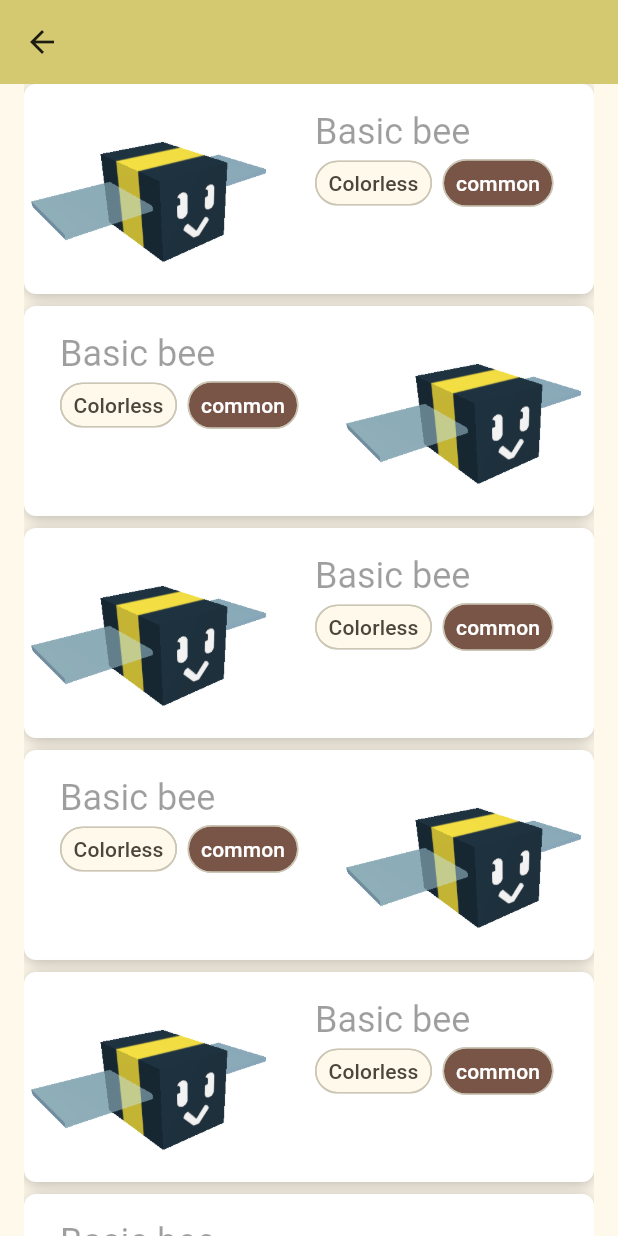
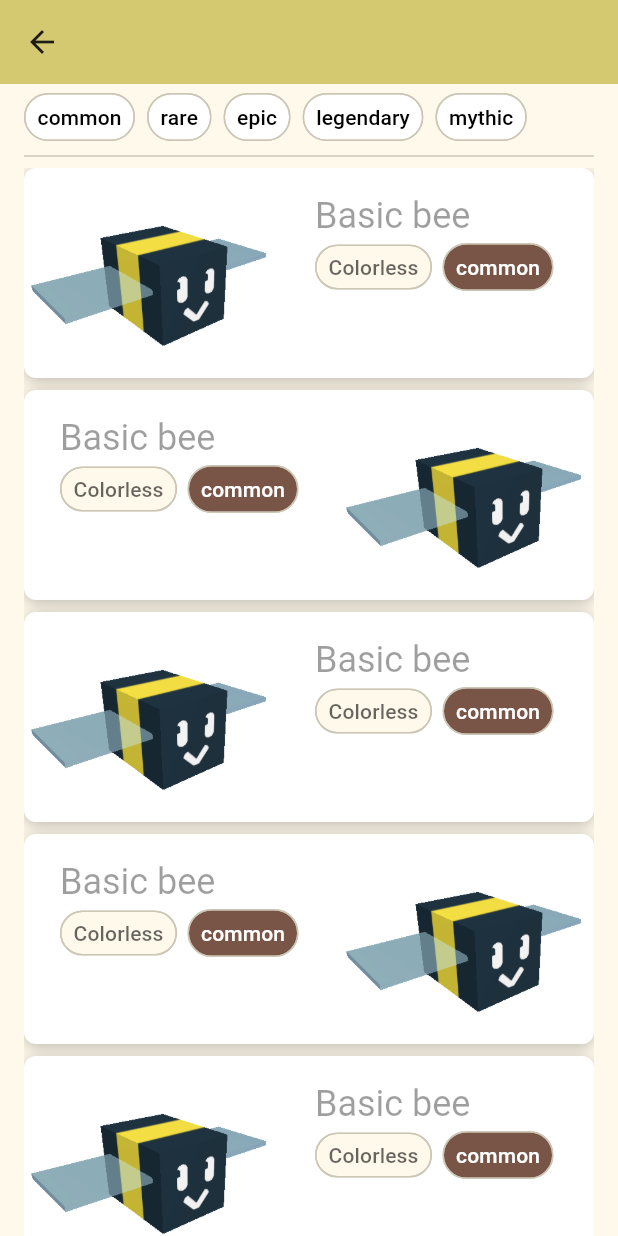
Before and after one commit to ImACoose/bee_sim_pocket, a Flutter app: the BeeScreen screen opened directly, on a phone screen of 412 x 824 dp. Run offline on Flutter 3.47's test engine with Material 3 defaults, Android fonts, the phone set to English and light mode, and no system bars; our stand-ins replace freezed_annotation.

Commit message:
added some filters

```diff
--- a/lib/features/bees/screens/bees_home_screen.dart
+++ b/lib/features/bees/screens/bees_home_screen.dart
@@ -20,6 +20,25 @@ class BeeScreen extends StatelessWidget {
       body: Center(
           child: Padding(
         padding: EdgeInsets.symmetric(horizontal: 16.0),
+        child: Column(
+          children: [
+            SizedBox(
+                height: 40,
+                child: Row(
+                    crossAxisAlignment: CrossAxisAlignment.end,
+                    children: Rarity.values
+                        .map((rarity) => Row(children: [
+                              InfoChip(
+                                  label: rarity.name,
+                                  backgroundColor: Colors.white,
+                                  textColor: Colors.black),
+                              SizedBox(
+                                width: 8.0,
+                              )
+                            ]))
+                        .toList())),
+            Divider(),
+            Flexible(
               child: ListView.builder(
                 itemCount: 10,
                 itemBuilder: (context, index) => Column(
@@ -32,6 +51,9 @@ class BeeScreen extends StatelessWidget {
                     ),
                   ],
                 ),
+              ),
+            ),
+          ],
         ),
       )),
     );
@@ -100,18 +122,20 @@ class BeeRow extends StatelessWidget {
                       ),
                       Row(
                         children: [
-                          ClipRRect(
-                            child: ChoiceChip(
+                          ChoiceChip(
                               visualDensity: VisualDensity(
                                   vertical: VisualDensity.minimumDensity,
                                   horizontal: VisualDensity.minimumDensity),
                               shape: RoundedRectangleBorder(
                                   borderRadius: BorderRadius.circular(20)),
                               onSelected: (val) {},
+                              backgroundColor:
+                                  Theme.of(context).chipTheme.backgroundColor,
                               labelPadding: EdgeInsets.zero,
-                                label: Text('Colorless'),
+                              label: Text('Colorless',
+                                  style: TextStyle(
+                                      color: Theme.of(context).hintColor)),
                               selected: false),
-                          ),
                           SizedBox(
                             width: 4.0,
                           ),
@@ -167,7 +191,7 @@ class InfoChip extends StatelessWidget {
         labelPadding: EdgeInsets.zero,
         label: Text(
           label,
-          style: TextStyle(color: ColorConstants.basicChipColours.text),
+          style: TextStyle(color: textColor),
         ),
         selected: false,
         onSelected: (val) {});
```
Lines whose indentation alone changed are shown as unchanged.
